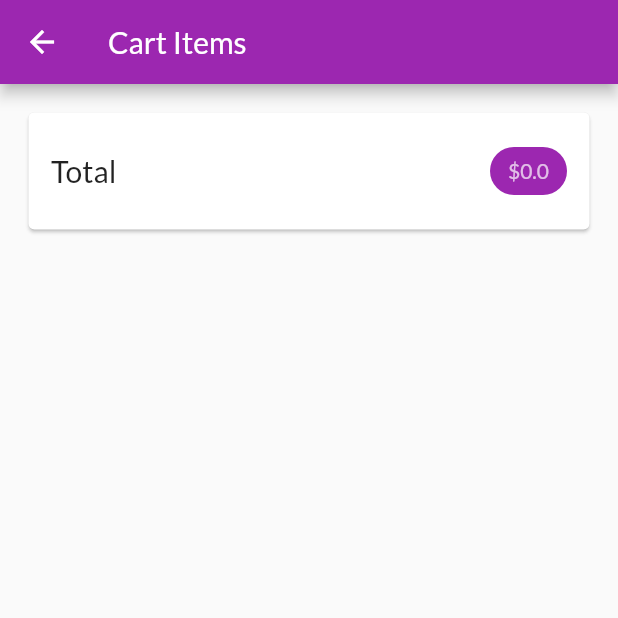
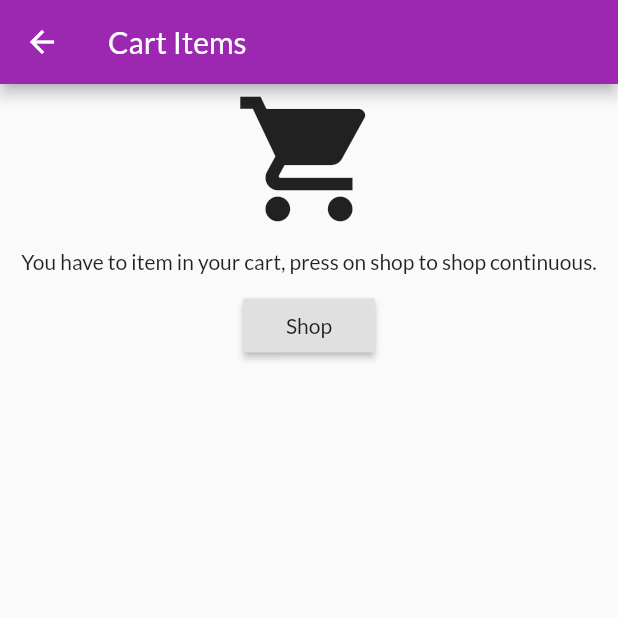
Before and after one commit to HariKulhari06/shop_app, a Flutter app: the CartScreen screen opened by its route, on a phone screen of 412 x 824 dp, the top half of it. Run offline on Flutter 3.47's test engine with Material 2 defaults, Android fonts, the phone set to English and light mode, and no system bars; network calls fail.

Commit message:
init commit

```diff
--- a/lib/providers/Cart.dart
+++ b/lib/providers/Cart.dart
@@ -50,4 +50,9 @@ class Cart with ChangeNotifier {
     items.remove(id);
     notifyListeners();
   }
+
+  clear() {
+    _items = {};
+    notifyListeners();
+  }
 }
--- /dev/null
+++ b/lib/providers/order.dart
@@ -0,0 +1,23 @@
+import 'package:flutter/cupertino.dart';
+import 'package:shop_app/providers/Cart.dart';
+
+class OrderItem {
+  final String id;
+  final double price;
+  final List<CartItem> products;
+  final DateTime data;
+
+  OrderItem(this.id, this.price, this.products, this.data);
+}
+
+class Order with ChangeNotifier {
+  List<OrderItem> _order = [];
+
+  List<OrderItem> get order => _order;
+
+  addOrder(double price, List<CartItem> product) {
+    _order.add(
+        OrderItem(DateTime.now().toString(), price, product, DateTime.now()));
+    notifyListeners();
+  }
+}
--- a/lib/ui/cart/cart_screen.dart
+++ b/lib/ui/cart/cart_screen.dart
@@ -1,6 +1,7 @@
 import 'package:flutter/material.dart';
 import 'package:provider/provider.dart';
 import 'package:shop_app/providers/Cart.dart';
+import 'package:shop_app/providers/order.dart';
 
 import 'cart_list_item.dart';
 
@@ -14,7 +15,14 @@ class CartScreen extends StatelessWidget {
       appBar: AppBar(
         title: Text('Cart Items'),
       ),
-      body: Padding(
+      body: _carts.items.length > 0
+          ? buildCartListing(context, _carts)
+          : buildEmptyView(context),
+    );
+  }
+
+  Widget buildCartListing(BuildContext context, Cart _carts) {
+    return Padding(
       padding: EdgeInsets.all(15),
       child: Column(
         children: <Widget>[
@@ -26,18 +34,39 @@ class CartScreen extends StatelessWidget {
                 children: <Widget>[
                   Text(
                     'Total',
-                      style: Theme.of(context).textTheme.headline6,
+                    style: Theme
+                        .of(context)
+                        .textTheme
+                        .headline6,
                   ),
+                  Spacer(),
                   Chip(
                     label: Text(
                       '\$${_carts.getTotal()}',
                       style: TextStyle(
-                            color: Theme.of(context)
+                          color: Theme
+                              .of(context)
                               .primaryTextTheme
                               .headline1
                               .color),
                     ),
-                      backgroundColor: Theme.of(context).primaryColor,
+                    backgroundColor: Theme
+                        .of(context)
+                        .primaryColor,
+                  ),
+                  Visibility(
+                    visible: _carts.getTotal() > 0 ? true : false,
+                    child: Container(
+                      margin: EdgeInsets.only(left: 10),
+                      child: OutlineButton(
+                        onPressed: () {
+                          Provider.of<Order>(context, listen: false).addOrder(
+                              _carts.getTotal(), _carts.items.values.toList());
+                          _carts.clear();
+                        },
+                        child: Text('Order Now'),
+                      ),
+                    ),
                   )
                 ],
               ),
@@ -56,6 +85,34 @@ class CartScreen extends StatelessWidget {
           )
         ],
       ),
+    );
+  }
+
+  Widget buildEmptyView(BuildContext context) {
+    return Center(
+      child: Column(
+        children: <Widget>[
+          Icon(
+            Icons.shopping_cart,
+            size: 100,
+          ),
+          SizedBox(
+            height: 10,
+          ),
+          Text(
+            'You have to item in your cart, press on shop to shop continuous.',
+            softWrap: true,
+          ),
+          SizedBox(
+            height: 10,
+          ),
+          RaisedButton(
+            onPressed: () {
+              Navigator.of(context).pushNamed('/');
+            },
+            child: Text('Shop'),
+          )
+        ],
       ),
     );
   }
--- a/lib/ui/productOverview/product_overview_screen.dart
+++ b/lib/ui/productOverview/product_overview_screen.dart
@@ -4,6 +4,7 @@ import 'package:shop_app/custom/badge.dart';
 import 'package:shop_app/providers/Cart.dart';
 import 'package:shop_app/providers/product.dart';
 import 'package:shop_app/providers/product_providers.dart';
+import 'package:shop_app/ui/app_drawer.dart';
 import 'package:shop_app/ui/cart/cart_screen.dart';
 import 'package:shop_app/ui/productOverview/product_item.dart';
 
@@ -61,6 +62,7 @@ class _ProductOverViewState extends State<ProductOverView> {
           ),
         ],
       ),
+      drawer: AppDrawer(),
       body: ProductGrids(showFav),
     );
   }
--- a/pubspec.yaml
+++ b/pubspec.yaml
@@ -18,6 +18,7 @@ dev_dependencies:
   flutter_test:
     sdk: flutter
   provider: ^4.0.4
+  intl: ^0.16.1
 
 flutter:
   uses-material-design: true
```
Also changed, not shown: lib/main.dart (+9 -1 lines), lib/ui/app_drawer.dart (added, +33 -0 lines), lib/ui/order/order_list_item.dart (added, +66 -0 lines), lib/ui/order/orders_screen.dart (added, +26 -0 lines), pubspec.lock. Lines whose indentation alone changed are shown as unchanged.
